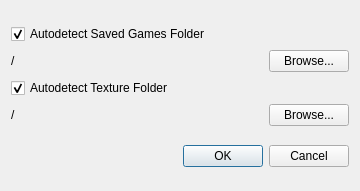
Above: settingsdialog.ui from mrkite/TerraFirma before the change. Below: the same form after it.
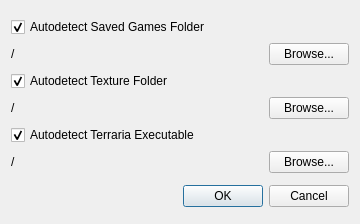
That is the form after the change.

Diff of the .ui file:
```diff
--- a/settingsdialog.ui
+++ b/settingsdialog.ui
@@ -7,7 +7,7 @@
     <x>0</x>
     <y>0</y>
     <width>360</width>
-    <height>191</height>
+    <height>224</height>
    </rect>
   </property>
   <property name="windowTitle">
@@ -15,7 +15,7 @@
   </property>
   <layout class="QGridLayout" name="gridLayout">
    <item row="0" column="0">
-    <layout class="QVBoxLayout" name="verticalLayout" stretch="0,0,0,0">
+    <layout class="QVBoxLayout" name="verticalLayout" stretch="0,0,0,0,0,0">
      <property name="sizeConstraint">
       <enum>QLayout::SetFixedSize</enum>
      </property>
@@ -87,6 +87,40 @@
        </item>
       </layout>
      </item>
+     <item>
+      <widget class="QCheckBox" name="defaultExePath">
+       <property name="text">
+        <string>Autodetect Terraria Executable</string>
+       </property>
+       <property name="checked">
+        <bool>true</bool>
+       </property>
+      </widget>
+     </item>
+     <item>
+      <layout class="QHBoxLayout" name="horizontalLayout_2">
+       <item>
+        <widget class="QLabel" name="exePath">
+         <property name="sizePolicy">
+          <sizepolicy hsizetype="Expanding" vsizetype="Preferred">
+           <horstretch>0</horstretch>
+           <verstretch>0</verstretch>
+          </sizepolicy>
+         </property>
+         <property name="text">
+          <string>/</string>
+         </property>
+        </widget>
+       </item>
+       <item>
+        <widget class="QPushButton" name="exeBrowse">
+         <property name="text">
+          <string>Browse...</string>
+         </property>
+        </widget>
+       </item>
+      </layout>
+     </item>
     </layout>
    </item>
    <item row="1" column="0">
```
Left out of the diff: 54 changed lines with no effect on the pictures.
